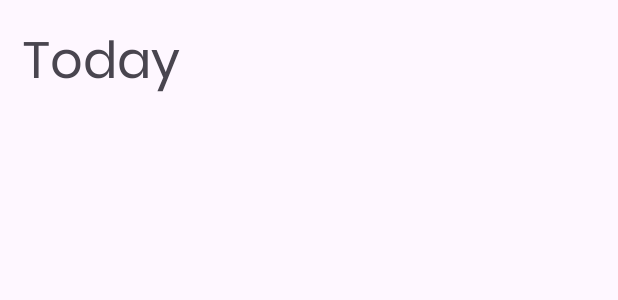
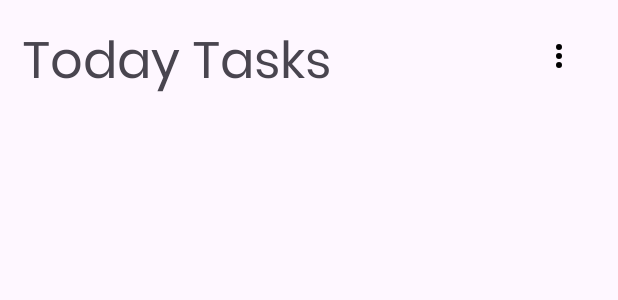
Before and after one commit to IshanMadusanka13/Task-Pilot, an Android app: the layout fragment_today_task.xml on its own in the app's theme, with its tools: preview values and no code run, on a phone screen of 412 x 824 dp. Shown: the top 300 px of the screen. Run offline under Robolectric (Android 15) with nearby library versions, the phone set to English and light mode, and no system bars.

```diff
--- a/app/src/main/java/com/example/taskpilot/database/daos/TaskDao.kt
+++ b/app/src/main/java/com/example/taskpilot/database/daos/TaskDao.kt
@@ -22,9 +22,6 @@ interface TaskDao {
     @Query("SELECT * FROM tasks WHERE deadline = :todayDate")
     suspend fun getTodayTasks(todayDate: String): List<Task>
 
-    @Query("SELECT * FROM tasks WHERE strftime('%Y-%m-%d', deadline) < date('now')")
-    suspend fun getPastTasks(): List<Task>
-
     @Insert
     suspend fun insertTask(task: Task)
 
--- a/app/src/main/java/com/example/taskpilot/database/repositories/TaskRepository.kt
+++ b/app/src/main/java/com/example/taskpilot/database/repositories/TaskRepository.kt
@@ -36,8 +36,4 @@ class TaskRepository(private val taskDatabase: TaskDatabase) {
         val todayDate = dateFormat.format(Date())
         return taskDatabase.taskDao().getTodayTasks(todayDate)
     }
-
-    suspend fun getPastTasks(): List<Task> {
-        return taskDatabase.taskDao().getPastTasks()
-    }
 }
--- a/app/src/main/res/layout/fragment_today_task.xml
+++ b/app/src/main/res/layout/fragment_today_task.xml
@@ -13,7 +13,7 @@
 
         <TextView
             android:id="@+id/txtToday"
-            android:layout_width="133dp"
+            android:layout_width="250dp"
             android:layout_height="58dp"
             android:layout_marginStart="15dp"
             android:layout_marginTop="15dp"
@@ -22,6 +22,17 @@
             android:textSize="34sp"
             app:layout_constraintStart_toStartOf="parent"
             app:layout_constraintTop_toTopOf="parent" />
+
+        <ImageButton
+            android:id="@+id/btnSortDeadline"
+            android:layout_width="wrap_content"
+            android:layout_height="wrap_content"
+            android:layout_marginTop="15dp"
+            android:layout_marginEnd="15dp"
+            app:backgroundTint="@android:color/transparent"
+            app:layout_constraintEnd_toEndOf="parent"
+            app:layout_constraintTop_toTopOf="parent"
+            app:srcCompat="@drawable/dots_vertical" />
 
         <androidx.recyclerview.widget.RecyclerView
             android:id="@+id/rvToday"
--- a/app/src/main/res/values/strings.xml
+++ b/app/src/main/res/values/strings.xml
@@ -13,5 +13,5 @@
     <string name="cancel">Cancel</string>
     <string name="create_task">Create Task</string>
     <string name="tasks">Tasks</string>
-    <string name="today">Today</string>
+    <string name="today">Today Tasks</string>
 </resources>
```
Also changed, not shown: app/src/main/java/com/example/taskpilot/TodayTaskFragment.kt (+50 -0 lines), app/src/main/java/com/example/taskpilot/ui/viewmodels/TaskViewModel.kt (+32 -0 lines), app/src/main/res/menu/deadline_sort_menu.xml (added, +12 -0 lines).
